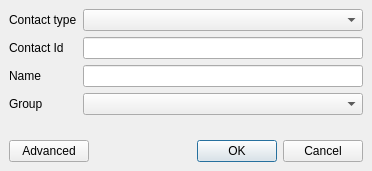
Above: wengophone/src/presentation/qt/imcontact/SimpleAddIMContact.ui from tkrotoff/WengoPhone before the change. Below: the same form after it.
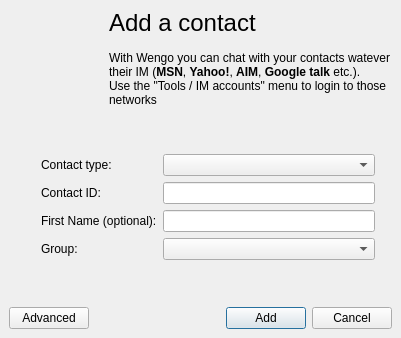
That is the form after the change. Icons and pictures are not drawn.

Commit message: Work on the add contact window

What changed in the file:
```diff
--- a/wengophone/src/presentation/qt/imcontact/SimpleAddIMContact.ui
+++ b/wengophone/src/presentation/qt/imcontact/SimpleAddIMContact.ui
@@ -8,8 +8,8 @@
    <rect>
     <x>0</x>
     <y>0</y>
-    <width>372</width>
-    <height>171</height>
+    <width>401</width>
+    <height>338</height>
    </rect>
   </property>
   <property name="windowTitle" >
@@ -20,74 +20,9 @@
     <number>9</number>
    </property>
    <property name="spacing" >
-    <number>6</number>
+    <number>12</number>
    </property>
-   <item row="4" column="1" >
-    <spacer>
-     <property name="orientation" >
-      <enum>Qt::Vertical</enum>
-     </property>
-     <property name="sizeHint" >
-      <size>
-       <width>20</width>
-       <height>40</height>
-      </size>
-     </property>
-    </spacer>
-   </item>
-   <item row="3" column="1" >
-    <widget class="QComboBox" name="groupComboBox" />
-   </item>
-   <item row="2" column="1" >
-    <widget class="QLineEdit" name="nameLineEdit" />
-   </item>
-   <item row="1" column="1" >
-    <widget class="QLineEdit" name="contactIdLineEdit" />
-   </item>
-   <item row="0" column="1" >
-    <widget class="QComboBox" name="contactTypeComboBox" />
-   </item>
-   <item row="2" column="0" >
-    <widget class="QLabel" name="label_4" >
-     <property name="text" >
-      <string>Name</string>
-     </property>
-     <property name="textFormat" >
-      <enum>Qt::PlainText</enum>
-     </property>
-    </widget>
-   </item>
-   <item row="3" column="0" >
-    <widget class="QLabel" name="label_3" >
-     <property name="text" >
-      <string>Group</string>
-     </property>
-     <property name="textFormat" >
-      <enum>Qt::PlainText</enum>
-     </property>
-    </widget>
-   </item>
-   <item row="1" column="0" >
-    <widget class="QLabel" name="label_2" >
-     <property name="text" >
-      <string>Contact Id</string>
-     </property>
-     <property name="textFormat" >
-      <enum>Qt::PlainText</enum>
-     </property>
-    </widget>
-   </item>
-   <item row="0" column="0" >
-    <widget class="QLabel" name="label" >
-     <property name="text" >
-      <string>Contact type</string>
-     </property>
-     <property name="textFormat" >
-      <enum>Qt::PlainText</enum>
-     </property>
-    </widget>
-   </item>
-   <item row="5" column="0" colspan="2" >
+   <item row="4" column="0" colspan="3" >
     <layout class="QHBoxLayout" >
      <property name="margin" >
       <number>0</number>
@@ -118,7 +53,10 @@
      <item>
       <widget class="QPushButton" name="okButton" >
        <property name="text" >
-        <string>OK</string>
+        <string>Add</string>
+       </property>
+       <property name="icon" >
+        <iconset resource="../wengophone.qrc" >:/pics/add.png</iconset>
        </property>
        <property name="default" >
         <bool>true</bool>
@@ -134,6 +72,423 @@
      </item>
     </layout>
    </item>
+   <item row="2" column="0" >
+    <spacer>
+     <property name="orientation" >
+      <enum>Qt::Horizontal</enum>
+     </property>
+     <property name="sizeHint" >
+      <size>
+       <width>40</width>
+       <height>20</height>
+      </size>
+     </property>
+    </spacer>
+   </item>
+   <item row="3" column="1" >
+    <spacer>
+     <property name="orientation" >
+      <enum>Qt::Vertical</enum>
+     </property>
+     <property name="sizeHint" >
+      <size>
+       <width>20</width>
+       <height>40</height>
+      </size>
+     </property>
+    </spacer>
+   </item>
+   <item row="0" column="0" colspan="3" >
+    <widget class="QLabel" name="accountLabel" >
+     <property name="palette" >
+      <palette>
+       <active>
+        <color>
+         <red>0</red>
+         <green>0</green>
+         <blue>0</blue>
+        </color>
+        <color>
+         <red>236</red>
+         <green>233</green>
+         <blue>216</blue>
+        </color>
+        <color>
+         <red>255</red>
+         <green>255</green>
+         <blue>255</blue>
+        </color>
+        <color>
+         <red>241</red>
+         <green>239</green>
+         <blue>226</blue>
+        </color>
+        <color>
+         <red>172</red>
+         <green>168</green>
+         <blue>153</blue>
+        </color>
+        <color>
+         <red>157</red>
+         <green>155</green>
+         <blue>144</blue>
+        </color>
+        <color>
+         <red>255</red>
+         <green>255</green>
+         <blue>255</blue>
+        </color>
+        <color>
+         <red>255</red>
+         <green>255</green>
+         <blue>255</blue>
+        </color>
+        <color>
+         <red>0</red>
+         <green>0</green>
+         <blue>0</blue>
+        </color>
+        <color>
+         <red>255</red>
+         <green>255</green>
+         <blue>255</blue>
+        </color>
+        <color>
+         <red>236</red>
+         <green>233</green>
+         <blue>216</blue>
+        </color>
+        <color>
+         <red>113</red>
+         <green>111</green>
+         <blue>100</blue>
+        </color>
+        <color>
+         <red>49</red>
+         <green>106</green>
+         <blue>197</blue>
+        </color>
+        <color>
+         <red>255</red>
+         <green>255</green>
+         <blue>255</blue>
+        </color>
+        <color>
+         <red>0</red>
+         <green>0</green>
+         <blue>255</blue>
+        </color>
+        <color>
+         <red>255</red>
+         <green>0</green>
+         <blue>255</blue>
+        </color>
+        <color>
+         <red>232</red>
+         <green>232</green>
+         <blue>232</blue>
+        </color>
+       </active>
+       <inactive>
+        <color>
+         <red>0</red>
+         <green>0</green>
+         <blue>0</blue>
+        </color>
+        <color>
+         <red>236</red>
+         <green>233</green>
+         <blue>216</blue>
+        </color>
+        <color>
+         <red>255</red>
+         <green>255</green>
+         <blue>255</blue>
+        </color>
+        <color>
+         <red>241</red>
+         <green>239</green>
+         <blue>226</blue>
+        </color>
+        <color>
+         <red>172</red>
+         <green>168</green>
+         <blue>153</blue>
+        </color>
+        <color>
+         <red>157</red>
+         <green>155</green>
+         <blue>144</blue>
+        </color>
+        <color>
+         <red>255</red>
+         <green>255</green>
+         <blue>255</blue>
+        </color>
+        <color>
+         <red>255</red>
+         <green>255</green>
+         <blue>255</blue>
+        </color>
+        <color>
+         <red>0</red>
+         <green>0</green>
+         <blue>0</blue>
+        </color>
+        <color>
+         <red>255</red>
+         <green>255</green>
+         <blue>255</blue>
+        </color>
+        <color>
+         <red>236</red>
+         <green>233</green>
+         <blue>216</blue>
+        </color>
+        <color>
+         <red>113</red>
+         <green>111</green>
+         <blue>100</blue>
+        </color>
+        <color>
+         <red>236</red>
+         <green>233</green>
+         <blue>216</blue>
+        </color>
+        <color>
+         <red>0</red>
+         <green>0</green>
+         <blue>0</blue>
+        </color>
+        <color>
+         <red>0</red>
+         <green>0</green>
+         <blue>255</blue>
+        </color>
+        <color>
+         <red>255</red>
+         <green>0</green>
+         <blue>255</blue>
+        </color>
+        <color>
+         <red>232</red>
+         <green>232</green>
+         <blue>232</blue>
+        </color>
+       </inactive>
+       <disabled>
+        <color>
+         <red>118</red>
+         <green>116</green>
+         <blue>108</blue>
+        </color>
+        <color>
+         <red>236</red>
+         <green>233</green>
+         <blue>216</blue>
+        </color>
+        <color>
+         <red>255</red>
+         <green>255</green>
+         <blue>255</blue>
+        </color>
+        <color>
+         <red>245</red>
+         <green>244</green>
+         <blue>235</blue>
+        </color>
+        <color>
+         <red>172</red>
+         <green>168</green>
+         <blue>153</blue>
+        </color>
+        <color>
+         <red>157</red>
+         <green>155</green>
+         <blue>144</blue>
+        </color>
+        <color>
+         <red>118</red>
+         <green>116</green>
+         <blue>108</blue>
+        </color>
+        <color>
+         <red>255</red>
+         <green>255</green>
+         <blue>255</blue>
+        </color>
+        <color>
+         <red>118</red>
+         <green>116</green>
+         <blue>108</blue>
+        </color>
+        <color>
+         <red>236</red>
+         <green>233</green>
+         <blue>216</blue>
+        </color>
+        <color>
+         <red>236</red>
+         <green>233</green>
+         <blue>216</blue>
+        </color>
+        <color>
+         <red>0</red>
+         <green>0</green>
+         <blue>0</blue>
+        </color>
+        <color>
+         <red>49</red>
+         <green>106</green>
+         <blue>197</blue>
+        </color>
+        <color>
+         <red>255</red>
+         <green>255</green>
+         <blue>255</blue>
+        </color>
+        <color>
+         <red>0</red>
+         <green>0</green>
+         <blue>255</blue>
+        </color>
+        <color>
+         <red>255</red>
+         <green>0</green>
+         <blue>255</blue>
+        </color>
+        <color>
+         <red>232</red>
+         <green>232</green>
+         <blue>232</blue>
+        </color>
+       </disabled>
+      </palette>
+     </property>
+     <property name="text" >
+      <string>&lt;span style="font-size:18pt;">Add a contact&lt;/span>&lt;br>&lt;br>&lt;span>With Wengo you can chat with your contacts watever&lt;br>their IM (&lt;b>MSN&lt;/b>, &lt;b>Yahoo!&lt;/b>, &lt;b>AIM&lt;/b>, &lt;b>Google talk&lt;/b> etc.).&lt;br>Use the "Tools / IM accounts" menu to login to those&lt;br>networks&lt;/span></string>
+     </property>
+     <property name="indent" >
+      <number>100</number>
+     </property>
+    </widget>
+   </item>
+   <item row="2" column="2" >
+    <spacer>
+     <property name="orientation" >
+      <enum>Qt::Horizontal</enum>
+     </property>
+     <property name="sizeHint" >
+      <size>
+       <width>40</width>
+       <height>20</height>
+      </size>
+     </property>
+    </spacer>
+   </item>
+   <item row="2" column="1" >
+    <layout class="QGridLayout" >
+     <property name="margin" >
+      <number>0</number>
+     </property>
+     <property name="spacing" >
+      <number>6</number>
+     </property>
+     <item row="1" column="1" >
+      <widget class="QLineEdit" name="contactIdLineEdit" >
+       <property name="minimumSize" >
+        <size>
+         <width>212</width>
+         <height>0</height>
+        </size>
+       </property>
+      </widget>
+     </item>
+     <item row="3" column="0" >
+      <widget class="QLabel" name="label_3" >
+       <property name="text" >
+        <string>Group:</string>
+       </property>
+       <property name="textFormat" >
+        <enum>Qt::PlainText</enum>
+       </property>
+      </widget>
+     </item>
+     <item row="2" column="1" >
+      <widget class="QLineEdit" name="nameLineEdit" >
+       <property name="minimumSize" >
+        <size>
+         <width>212</width>
+         <height>0</height>
+        </size>
+       </property>
+      </widget>
+     </item>
+     <item row="3" column="1" >
+      <widget class="QComboBox" name="groupComboBox" >
+       <property name="minimumSize" >
+        <size>
+         <width>212</width>
+         <height>0</height>
+        </size>
+       </property>
+      </widget>
+     </item>
+     <item row="0" column="1" >
+      <widget class="QComboBox" name="contactTypeComboBox" >
+       <property name="minimumSize" >
+        <size>
+         <width>212</width>
+         <height>0</height>
+        </size>
+       </property>
+      </widget>
+     </item>
+     <item row="0" column="0" >
+      <widget class="QLabel" name="label" >
+       <property name="text" >
+        <string>Contact type:</string>
+       </property>
+       <property name="textFormat" >
+        <enum>Qt::PlainText</enum>
+       </property>
+      </widget>
+     </item>
+     <item row="2" column="0" >
+      <widget class="QLabel" name="label_4" >
+       <property name="text" >
+        <string>First Name (optional):</string>
+       </property>
+       <property name="textFormat" >
+        <enum>Qt::PlainText</enum>
+       </property>
+      </widget>
+     </item>
+     <item row="1" column="0" >
+      <widget class="QLabel" name="label_2" >
+       <property name="text" >
+        <string>Contact ID:</string>
+       </property>
+       <property name="textFormat" >
+        <enum>Qt::PlainText</enum>
+       </property>
+      </widget>
+     </item>
+    </layout>
+   </item>
+   <item row="1" column="0" >
+    <spacer>
+     <property name="orientation" >
+      <enum>Qt::Vertical</enum>
+     </property>
+     <property name="sizeHint" >
+      <size>
+       <width>20</width>
+       <height>40</height>
+      </size>
+     </property>
+    </spacer>
+   </item>
   </layout>
  </widget>
  <pixmapfunction></pixmapfunction>
```
Left out of the diff: 9 changed lines with no effect on the pictures. The commit also changes 4 other files.
